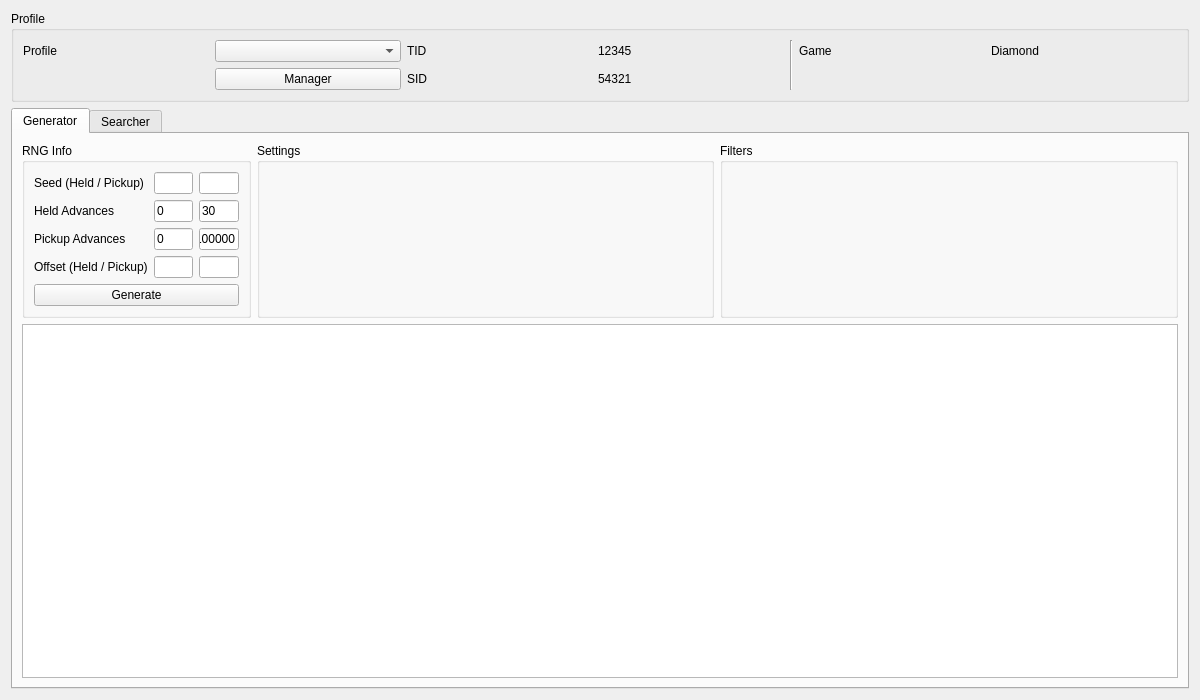
The window that Form/Gen4/Eggs4.ui (Admiral-Fish/PokeFinder) describes before a commit, drawn with Qt 5.
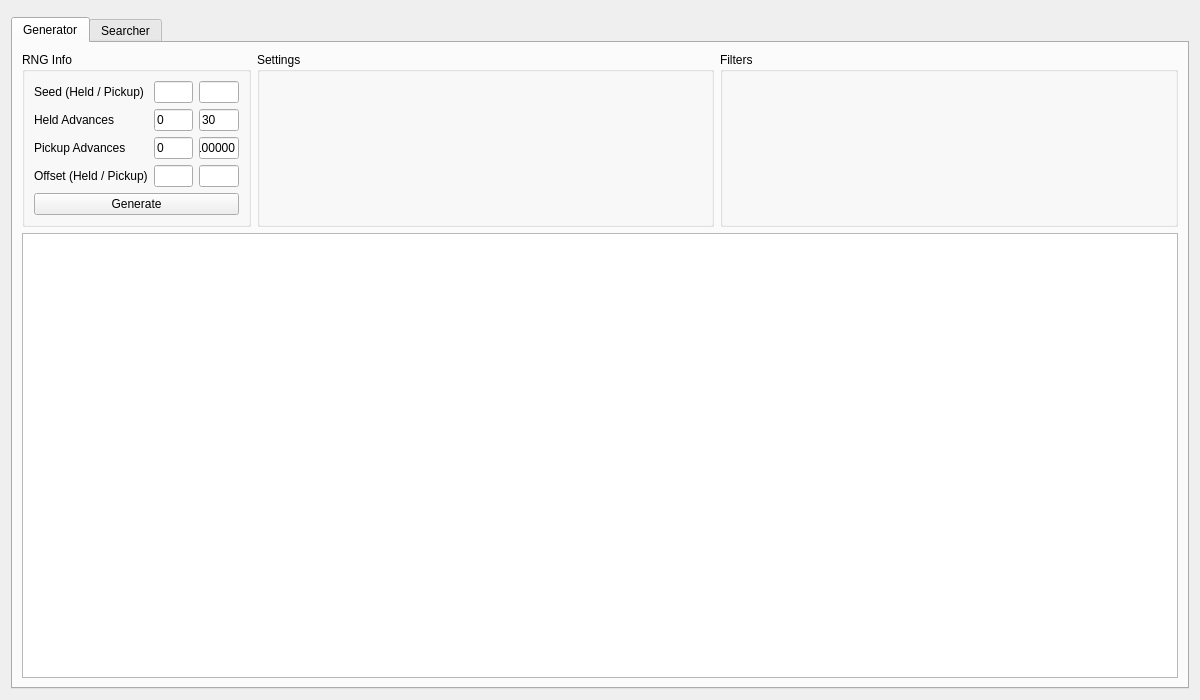
The same window after the commit. Custom widgets are drawn as their Qt base class.

Commit message: Refactor profile display

The edit to the form file:
```diff
--- a/Form/Gen4/Eggs4.ui
+++ b/Form/Gen4/Eggs4.ui
@@ -13,80 +13,9 @@
   <property name="windowTitle">
    <string>Gen 4 Eggs</string>
   </property>
-  <layout class="QGridLayout" name="gridLayout_3">
+  <layout class="QGridLayout" name="gridLayout">
    <item row="0" column="0">
-    <widget class="QGroupBox" name="groupBoxProfile">
-     <property name="title">
-      <string>Profile</string>
-     </property>
-     <layout class="QGridLayout" name="gridLayout_6">
-      <item row="0" column="0">
-       <widget class="QLabel" name="labelProfile">
-        <property name="text">
-         <string>Profile</string>
-        </property>
-       </widget>
-      </item>
-      <item row="0" column="1">
-       <widget class="QComboBox" name="comboBoxProfiles"/>
-      </item>
-      <item row="1" column="1">
-       <widget class="QPushButton" name="pushButtonProfileManager">
-        <property name="text">
-         <string>Manager</string>
-        </property>
-       </widget>
-      </item>
-      <item row="0" column="2">
-       <widget class="QLabel" name="labelProfileTID">
-        <property name="text">
-         <string>TID</string>
-        </property>
-       </widget>
-      </item>
-      <item row="0" column="3">
-       <widget class="QLabel" name="labelProfileTIDValue">
-        <property name="text">
-         <string notr="true">12345</string>
-        </property>
-       </widget>
-      </item>
-      <item row="1" column="2">
-       <widget class="QLabel" name="labelProfileSID">
-        <property name="text">
-         <string>SID</string>
-        </property>
-       </widget>
-      </item>
-      <item row="1" column="3">
-       <widget class="QLabel" name="labelProfileSIDValue">
-        <property name="text">
-         <string notr="true">54321</string>
-        </property>
-       </widget>
-      </item>
-      <item row="0" column="4" rowspan="2">
-       <widget class="Line" name="line">
-        <property name="orientation">
-         <enum>Qt::Orientation::Vertical</enum>
-        </property>
-       </widget>
-      </item>
-      <item row="0" column="5">
-       <widget class="QLabel" name="labelProfileGame">
-        <property name="text">
-         <string>Game</string>
-        </property>
-       </widget>
-      </item>
-      <item row="0" column="6">
-       <widget class="QLabel" name="labelProfileGameValue">
-        <property name="text">
-         <string>Diamond</string>
-        </property>
-       </widget>
-      </item>
-     </layout>
+    <widget class="ProfileDisplay4" name="profileDisplay" native="true">
     </widget>
    </item>
    <item row="1" column="0">
@@ -95,7 +24,7 @@
       <attribute name="title">
        <string>Generator</string>
       </attribute>
-      <layout class="QGridLayout" name="gridLayout_8">
+      <layout class="QGridLayout" name="gridLayout_1">
        <item row="0" column="0">
         <widget class="QGroupBox" name="groupBoxGeneratorRNGInfo">
          <property name="sizePolicy">
@@ -107,7 +36,7 @@
          <property name="title">
           <string>RNG Info</string>
          </property>
-         <layout class="QGridLayout" name="gridLayout_9">
+         <layout class="QGridLayout" name="gridLayout_2">
           <item row="0" column="0">
            <widget class="QLabel" name="labelGeneratorSeed">
             <property name="text">
@@ -205,7 +134,7 @@
          <property name="title">
           <string>Settings</string>
          </property>
-         <layout class="QGridLayout" name="gridLayout_5">
+         <layout class="QGridLayout" name="gridLayout_3">
           <item row="0" column="0">
            <widget class="EggSettings" name="eggSettingsGenerator" native="true"/>
           </item>
@@ -223,7 +152,7 @@
          <property name="title">
           <string>Filters</string>
          </property>
-         <layout class="QGridLayout" name="gridLayout_2">
+         <layout class="QGridLayout" name="gridLayout_4">
           <item row="0" column="0" rowspan="3" colspan="2">
            <widget class="Filter" name="filterGenerator" native="true"/>
           </item>
@@ -239,7 +168,7 @@
       <attribute name="title">
        <string>Searcher</string>
       </attribute>
-      <layout class="QGridLayout" name="gridLayout_10">
+      <layout class="QGridLayout" name="gridLayout_5">
        <item row="0" column="0">
         <widget class="QGroupBox" name="groupBoxSearcherRNGInfo">
          <property name="sizePolicy">
@@ -251,7 +180,7 @@
          <property name="title">
           <string>RNG Info</string>
          </property>
-         <layout class="QGridLayout" name="gridLayout_7">
+         <layout class="QGridLayout" name="gridLayout_6">
           <item row="0" column="0">
            <widget class="QLabel" name="labelSearcherSearcherHeldAdvances">
             <property name="text">
@@ -356,7 +285,7 @@
          <property name="title">
           <string>Settings</string>
          </property>
-         <layout class="QGridLayout" name="gridLayout">
+         <layout class="QGridLayout" name="gridLayout_7">
           <item row="0" column="0">
            <widget class="EggSettings" name="eggSettingsSearcher" native="true"/>
           </item>
@@ -374,7 +303,7 @@
          <property name="title">
           <string>Filters</string>
          </property>
-         <layout class="QGridLayout" name="gridLayout_4">
+         <layout class="QGridLayout" name="gridLayout_8">
           <item row="0" column="0" rowspan="3" colspan="2">
            <widget class="Filter" name="filterSearcher" native="true"/>
           </item>
@@ -426,6 +355,12 @@
    <header>Form/Controls/EggSettings.hpp</header>
    <container>1</container>
   </customwidget>
+  <customwidget>
+   <class>ProfileDisplay4</class>
+   <extends>QWidget</extends>
+   <header>Form/Gen4/Profile/ProfileDisplay4.hpp</header>
+   <container>1</container>
+  </customwidget>
  </customwidgets>
  <tabstops>
   <tabstop>comboBoxProfiles</tabstop>
```
Left out of the diff: 2 changed lines with no effect on the pictures. The commit also changes 110 other files.
